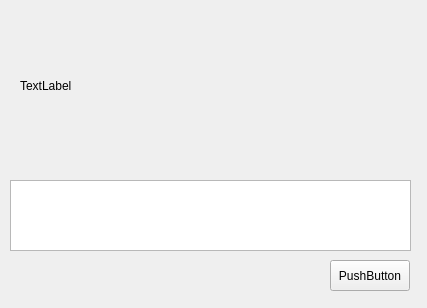
First picture: the form in qocr.ui, repository youngqqcn/QOcr, before the edit.
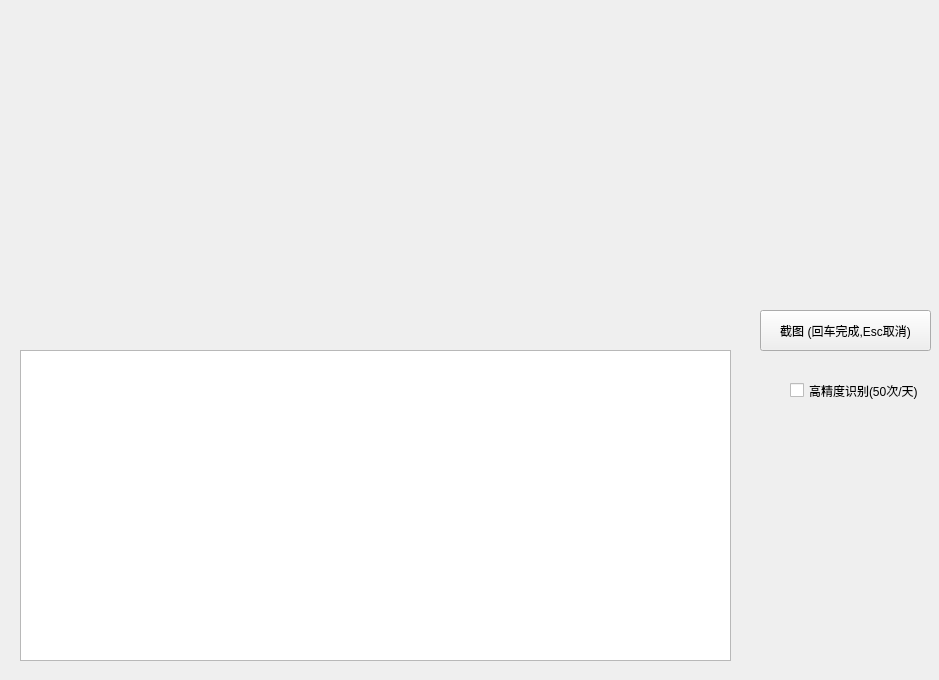
Second picture: the form after the edit.

The edit to the form file:
```diff
--- a/qocr.ui
+++ b/qocr.ui
@@ -6,8 +6,8 @@
    <rect>
     <x>0</x>
     <y>0</y>
-    <width>427</width>
-    <height>308</height>
+    <width>939</width>
+    <height>680</height>
    </rect>
   </property>
   <property name="windowTitle">
@@ -16,39 +16,52 @@
   <widget class="QPushButton" name="pushButton">
    <property name="geometry">
     <rect>
-     <x>330</x>
-     <y>260</y>
-     <width>80</width>
-     <height>31</height>
+     <x>760</x>
+     <y>310</y>
+     <width>171</width>
+     <height>41</height>
     </rect>
    </property>
    <property name="text">
-    <string>PushButton</string>
+    <string>截图 (回车完成,Esc取消)</string>
    </property>
   </widget>
   <widget class="QLabel" name="label">
    <property name="geometry">
     <rect>
      <x>20</x>
-     <y>20</y>
-     <width>381</width>
-     <height>131</height>
+     <y>30</y>
+     <width>701</width>
+     <height>281</height>
     </rect>
    </property>
    <property name="text">
-    <string>TextLabel</string>
+    <string/>
    </property>
   </widget>
   <widget class="QTextEdit" name="OcrOutput">
    <property name="geometry">
     <rect>
-     <x>10</x>
-     <y>180</y>
-     <width>401</width>
-     <height>71</height>
+     <x>20</x>
+     <y>350</y>
+     <width>711</width>
+     <height>311</height>
     </rect>
    </property>
   </widget>
+  <widget class="QCheckBox" name="highAccurate">
+   <property name="geometry">
+    <rect>
+     <x>790</x>
+     <y>380</y>
+     <width>131</width>
+     <height>21</height>
+    </rect>
+   </property>
+   <property name="text">
+    <string>高精度识别(50次/天)</string>
+   </property>
+  </widget>
  </widget>
  <layoutdefault spacing="6" margin="11"/>
  <resources/>
```
